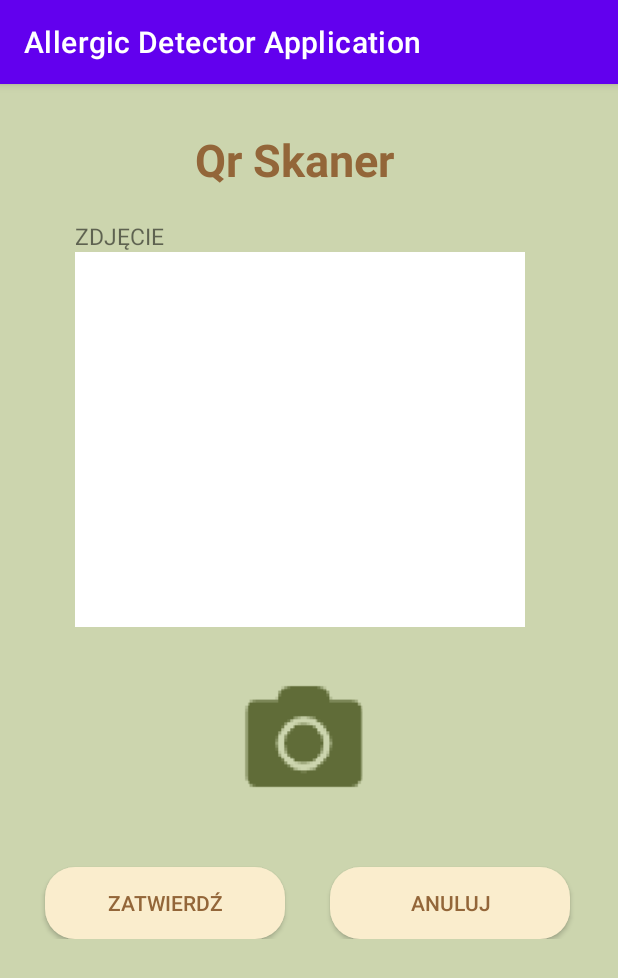
After one commit to JacobChojnacki/Allergic_Detector_Application, an Android app: the QrPhoto screen opened directly, with no data from a screen before it, on a phone screen of 412 x 824 dp. The commit adds this screen. Shown: the top 978 px of the screen. Run offline under Robolectric (Android 15) with nearby library versions, the phone set to English and light mode, and no system bars.

Commit message:
03.11.2022

```diff
--- a/app/build.gradle
+++ b/app/build.gradle
@@ -55,4 +55,6 @@ dependencies {
     implementation platform('com.google.firebase:firebase-bom:31.0.1')
     implementation 'com.google.firebase:firebase-analytics-ktx'
     implementation 'com.google.firebase:firebase-database:20.1.0'
+    implementation 'com.google.mlkit:barcode-scanning:17.0.2'
+
 }
--- a/app/src/main/AndroidManifest.xml
+++ b/app/src/main/AndroidManifest.xml
@@ -2,6 +2,7 @@
 <manifest xmlns:android="http://schemas.android.com/apk/res/android"
     xmlns:tools="http://schemas.android.com/tools">
 
+    <uses-permission android:name="android.permission.INTERNET" />
 
     <application
         android:allowBackup="true"
@@ -22,6 +23,13 @@
         <activity android:name=".UserTools.UserMain" />
         <activity android:name=".UserTools.UserAllergens" />
         <activity android:name=".UserTools.CheckProduct" />
+        <activity android:name=".photo.QrPhoto"/>
+
+        <meta-data
+            android:name="com.google.mlkit.vision.DEPENDENCIES"
+            android:value="barcode" />
+
     </application>
 
+
 </manifest>
--- a/app/src/main/java/com/example/allergicdetectorapplication/UserTools/CheckProduct.kt
+++ b/app/src/main/java/com/example/allergicdetectorapplication/UserTools/CheckProduct.kt
@@ -5,6 +5,7 @@ import android.os.Bundle
 import android.widget.Button
 import androidx.appcompat.app.AppCompatActivity
 import com.example.allergicdetectorapplication.R
+import com.example.allergicdetectorapplication.photo.QrPhoto
 
 class CheckProduct : AppCompatActivity() {
     private lateinit var btnQrPhoto: Button
@@ -24,5 +25,10 @@ class CheckProduct : AppCompatActivity() {
             startActivity(intent)
         }
 
+        btnQrPhoto.setOnClickListener {
+            intent = Intent(this, QrPhoto::class.java)
+            startActivity(intent)
+        }
+
     }
 }
--- /dev/null
+++ b/app/src/main/java/com/example/allergicdetectorapplication/photo/QrPhoto.kt
@@ -0,0 +1,25 @@
+package com.example.allergicdetectorapplication.photo
+
+import android.os.Bundle
+import android.widget.Button
+import android.widget.ImageButton
+import androidx.appcompat.app.AppCompatActivity
+import com.example.allergicdetectorapplication.R
+
+class QrPhoto : AppCompatActivity() {
+
+    private lateinit var btnConfirmQrPhoto: Button
+    private lateinit var btnCancelQrPhoto: Button
+    private lateinit var btnDoQrPhoto: ImageButton
+
+    override fun onCreate(savedInstanceState: Bundle?) {
+        super.onCreate(savedInstanceState)
+        setContentView(R.layout.activity_qr_scanner)
+
+        btnDoQrPhoto = findViewById(R.id.btnTakeQrPhoto)
+        btnCancelQrPhoto = findViewById(R.id.btnCancelQrPhoto)
+        btnConfirmQrPhoto = findViewById(R.id.btnConfirmQrPhoto)
+
+
+    }
+}
--- /dev/null
+++ b/app/src/main/res/layout/activity_qr_scanner.xml
@@ -0,0 +1,67 @@
+<?xml version="1.0" encoding="utf-8"?>
+<LinearLayout xmlns:android="http://schemas.android.com/apk/res/android"
+    xmlns:app="http://schemas.android.com/apk/res-auto"
+    xmlns:tools="http://schemas.android.com/tools"
+    android:layout_width="match_parent"
+    android:layout_height="match_parent"
+    android:background="#CCD5AE"
+    android:orientation="vertical">
+
+    <TextView
+        android:layout_width="wrap_content"
+        android:layout_height="wrap_content"
+        android:layout_marginStart="130sp"
+        android:layout_marginTop="30sp"
+        android:text="@string/qr_scanner"
+        android:textColor="@color/text_color"
+        android:textSize="30sp"
+        android:textStyle="bold" />
+
+    <TextView
+        android:layout_width="wrap_content"
+        android:layout_height="wrap_content"
+        android:layout_marginStart="50sp"
+        android:layout_marginTop="20sp"
+        android:text="@string/zdj_cie"
+        android:textSize="15sp" />
+
+    <androidx.constraintlayout.utils.widget.ImageFilterView
+        android:layout_width="300sp"
+        android:layout_height="250sp"
+        android:layout_marginStart="50sp"
+        android:background="@color/white" />
+
+    <ImageButton
+        android:id="@+id/btnTakeQrPhoto"
+        android:layout_width="100sp"
+        android:layout_height="100sp"
+        android:layout_marginStart="150sp"
+        android:layout_marginTop="20sp"
+        android:contentDescription="@string/camera_button"
+        android:src="@drawable/button" />
+
+    <LinearLayout
+        android:layout_width="match_parent"
+        android:layout_height="wrap_content"
+        android:orientation="horizontal">
+
+        <androidx.appcompat.widget.AppCompatButton
+            android:id="@+id/btnConfirmQrPhoto"
+            android:layout_width="160sp"
+            android:layout_height="wrap_content"
+            android:layout_marginHorizontal="30sp"
+            android:layout_marginTop="40sp"
+            android:background="@drawable/button_background"
+            android:text="@string/confirm"
+            android:textColor="@color/text_color" />
+
+        <androidx.appcompat.widget.AppCompatButton
+            android:id="@+id/btnCancelQrPhoto"
+            android:layout_width="160sp"
+            android:layout_height="wrap_content"
+            android:layout_marginTop="40sp"
+            android:background="@drawable/button_background"
+            android:text="@string/cancel"
+            android:textColor="@color/text_color" />
+    </LinearLayout>
+</LinearLayout>
--- a/app/src/main/res/values/strings.xml
+++ b/app/src/main/res/values/strings.xml
@@ -31,4 +31,8 @@
     <string name="btn_add_allergen">DODAJ ALERGEN</string>
     <string name="after_qr">PO KODZIE KRESKOWYM</string>
     <string name="after_ingredients_photo">PO ZDJĘCIU SKŁADU</string>
+    <string name="qr_scanner">Qr Skaner</string>
+    <string name="zdj_cie">ZDJĘCIE</string>
+    <string name="camera_button">camera button</string>
+    <string name="confirm">ZATWIERDŹ</string>
 </resources>
--- a/build.gradle
+++ b/build.gradle
@@ -16,7 +16,7 @@ buildscript {
 }
 
 plugins {
-    id 'com.android.application' version '8.0.0-alpha06' apply false
-    id 'com.android.library' version '8.0.0-alpha06' apply false
+    id 'com.android.application' version '8.0.0-alpha07' apply false
+    id 'com.android.library' version '8.0.0-alpha07' apply false
     id 'org.jetbrains.kotlin.android' version '1.7.20' apply false
 }
```
Also changed, not shown: app/src/main/res/drawable/button.png (added).
